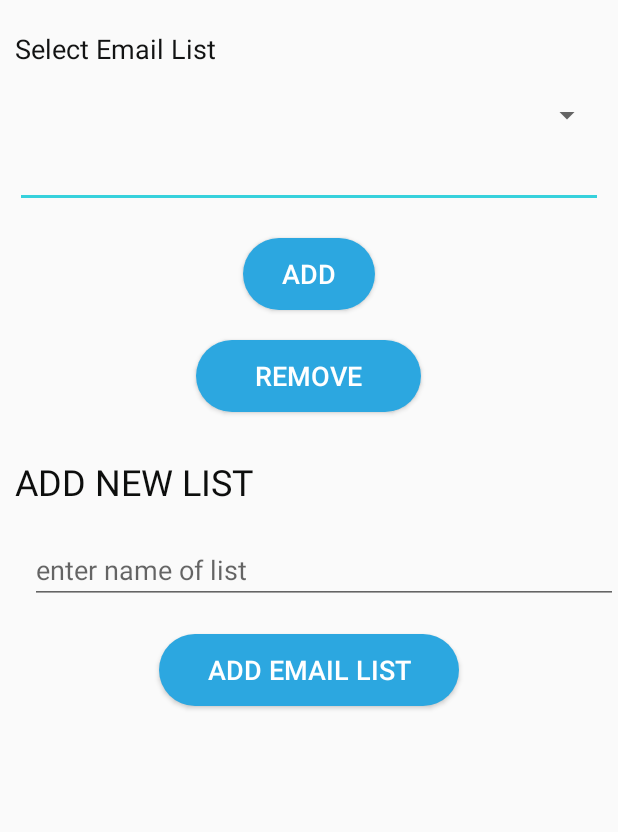
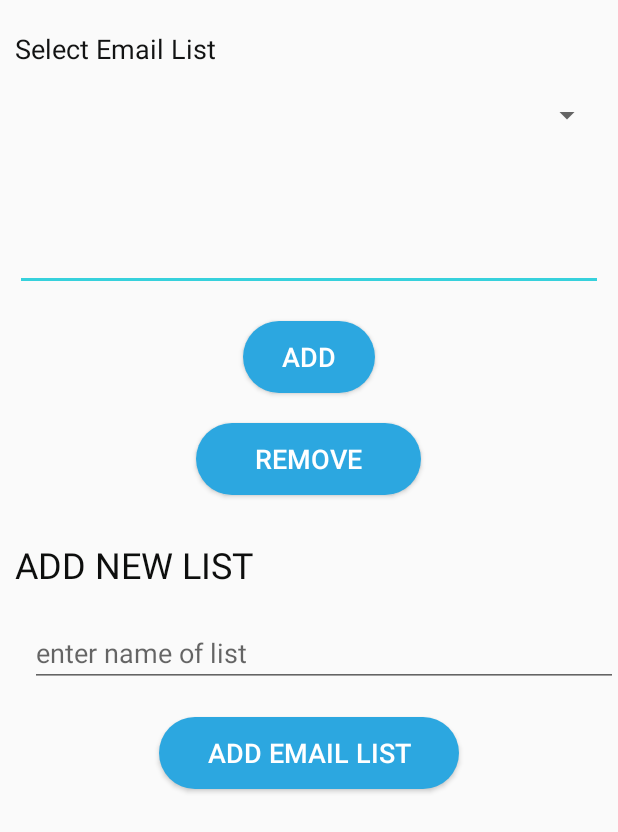
Before and after one commit to SKYLARK-13/MK23_WEBREBELS, an Android app: the EmailList screen opened directly, with no data from a screen before it, on a phone screen of 412 x 824 dp. Shown: the top 832 px of the screen. Run offline under Robolectric (Android 15) with nearby library versions, the phone set to English and light mode, and no system bars; our stand-ins replace Firebase (no records; nobody signed in at launch, a user with empty details on screens opened directly).

Commit message:
editlist small changes

```diff
--- a/app/src/main/res/layout/activity_email_list.xml
+++ b/app/src/main/res/layout/activity_email_list.xml
@@ -29,11 +29,11 @@
     <EditText
         android:id="@+id/upemail"
         android:layout_width="match_parent"
-        android:layout_height="30dp"
+        android:layout_height="60dp"
         android:layout_marginRight="10dp"
         android:layout_marginLeft="10dp"
         android:layout_below="@+id/emailspinner"
-        android:layout_marginTop="20dp"/>
+        android:layout_marginTop="45dp"/>
 
     <Button
         android:layout_below="@+id/upemail"
--- a/app/src/main/res/navigation/mobile_navigation.xml
+++ b/app/src/main/res/navigation/mobile_navigation.xml
@@ -74,4 +74,7 @@
         android:label="@string/menu_faq"
         tools:layout="@layout/fragment_faq" />
 
+
+
+
 </navigation>
```
